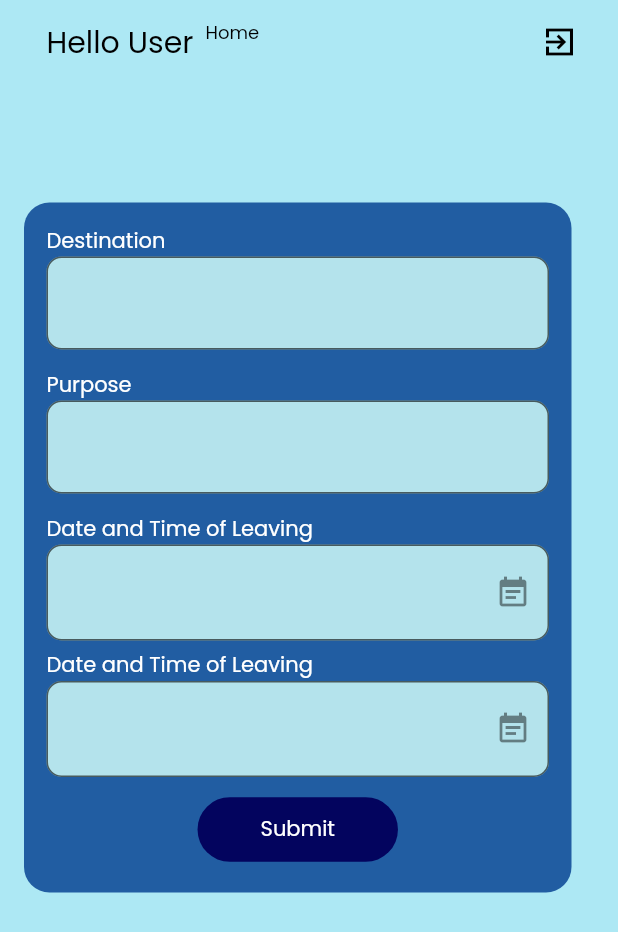
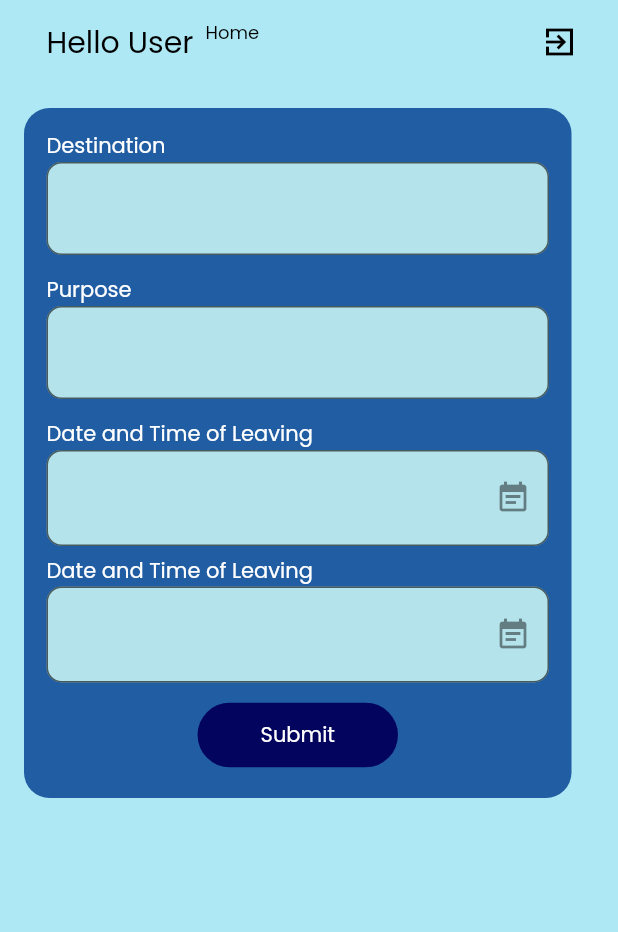
Before and after one commit to ferdelance0/outpassrepo, a Flutter app: the ApplyOutpass screen opened directly, on a phone screen of 412 x 824 dp. Shown: the top 932 px of the screen. Run offline on Flutter 3.47's test engine with Material 2 defaults, Android fonts, the light colour scheme and no system bars; drawn by our look-alikes of date_field; our stand-ins replace cherry_toast, ionicons, lite_rolling_switch, lottie, pretty_qr_code and 1 more; missing offline and left inert: dart:ffi, qr_code_scanner, switcher_button.

```diff
--- a/lib/User/userapplypass.dart
+++ b/lib/User/userapplypass.dart
@@ -25,7 +25,7 @@ class _ApplyOutpassState extends State<ApplyOutpass> {
       body: Padding(
         padding: const EdgeInsets.all(16.0),
         child: Column(
-          mainAxisAlignment: MainAxisAlignment.center,
+          mainAxisAlignment: MainAxisAlignment.start,
           children: [
             Container(
               height: 460,
@@ -139,7 +139,7 @@ class _ApplyOutpassState extends State<ApplyOutpass> {
                 ),
               ),
             ),
-            SizedBox(height: 150,)
+
           ],
         ),
       ),
```
